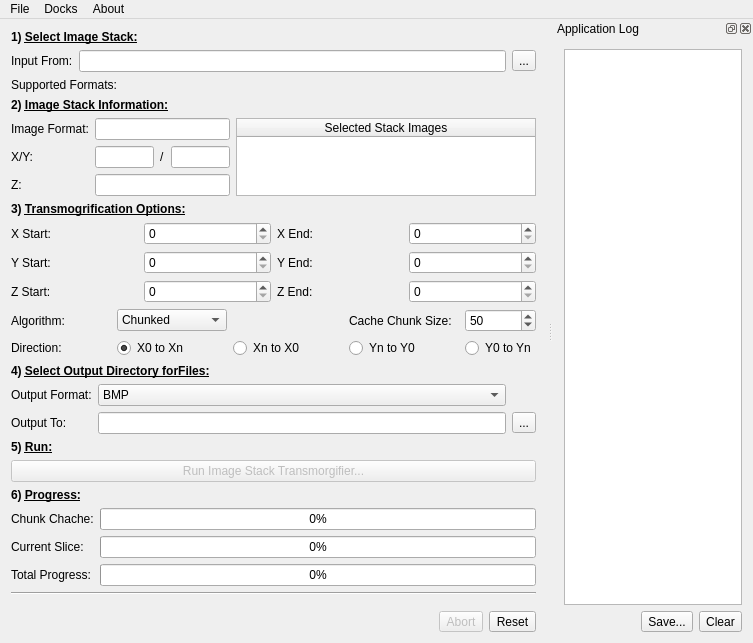
First picture: the form in Source/mainwindow.ui, repository alanspencer/ImageStackTransmogrifier, before the edit.
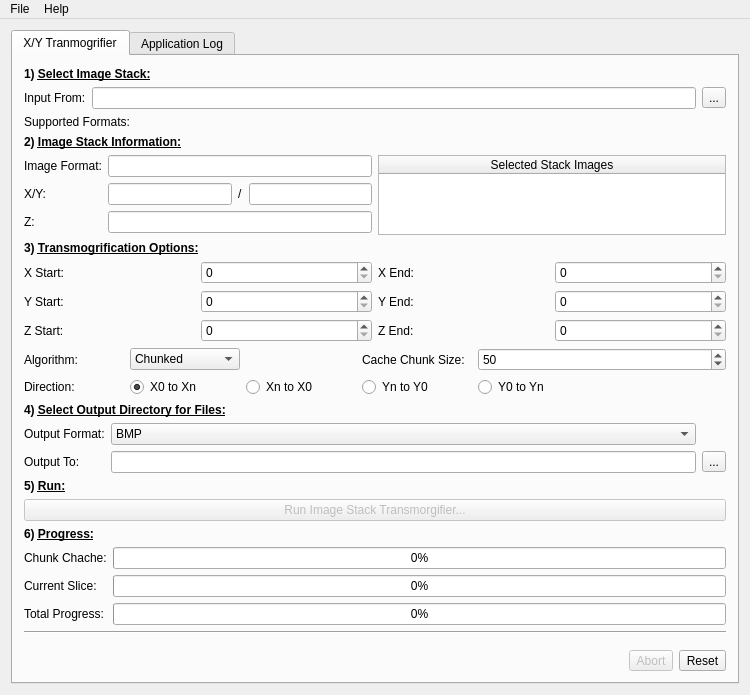
Second picture: the form after the edit.

Commit message: Logger class now working

```diff
--- a/Source/mainwindow.ui
+++ b/Source/mainwindow.ui
@@ -7,7 +7,7 @@
     <x>0</x>
     <y>0</y>
     <width>750</width>
-    <height>640</height>
+    <height>676</height>
    </rect>
   </property>
   <property name="windowTitle">
@@ -16,6 +16,16 @@
   <widget class="QWidget" name="centralWidget">
    <layout class="QVBoxLayout" name="verticalLayout">
     <item>
+     <widget class="QTabWidget" name="applicationTabs">
+      <property name="currentIndex">
+       <number>0</number>
+      </property>
+      <widget class="QWidget" name="xYTransmogrifierTab">
+       <attribute name="title">
+        <string>X/Y Tranmogrifier</string>
+       </attribute>
+       <layout class="QVBoxLayout" name="verticalLayout_4">
+        <item>
      <widget class="QLabel" name="label_6">
       <property name="text">
        <string>&lt;html&gt;&lt;head/&gt;&lt;body&gt;&lt;p&gt;&lt;span style=&quot; font-weight:600;&quot;&gt;1) &lt;/span&gt;&lt;span style=&quot; font-weight:600; text-decoration: underline;&quot;&gt;Select Image Stack:&lt;/span&gt;&lt;/p&gt;&lt;/body&gt;&lt;/html&gt;</string>
@@ -364,7 +374,7 @@
     <item>
      <widget class="QLabel" name="label_11">
       <property name="text">
-       <string>&lt;html&gt;&lt;head/&gt;&lt;body&gt;&lt;p&gt;&lt;span style=&quot; font-weight:600;&quot;&gt;4) &lt;/span&gt;&lt;span style=&quot; font-weight:600; text-decoration: underline;&quot;&gt;Select Output Directory for&lt;/span&gt;&lt;span style=&quot; font-weight:600; font-style:italic; text-decoration: underline;&quot;/&gt;&lt;span style=&quot; font-weight:600; text-decoration: underline;&quot;&gt;Files:&lt;/span&gt;&lt;/p&gt;&lt;/body&gt;&lt;/html&gt;</string>
+           <string>&lt;html&gt;&lt;head/&gt;&lt;body&gt;&lt;p&gt;&lt;span style=&quot; font-weight:600;&quot;&gt;4) &lt;/span&gt;&lt;span style=&quot; font-weight:600; text-decoration: underline;&quot;&gt;Select Output Directory for Files:&lt;/span&gt;&lt;/p&gt;&lt;/body&gt;&lt;/html&gt;</string>
       </property>
      </widget>
     </item>
@@ -580,24 +590,11 @@
     </item>
    </layout>
   </widget>
-  <widget class="QDockWidget" name="logDockWidget">
-   <property name="enabled">
-    <bool>true</bool>
-   </property>
-   <property name="minimumSize">
-    <size>
-     <width>200</width>
-     <height>148</height>
-    </size>
-   </property>
-   <property name="windowTitle">
+      <widget class="QWidget" name="applicationLogTab">
+       <attribute name="title">
     <string>Application Log</string>
-   </property>
-   <attribute name="dockWidgetArea">
-    <number>2</number>
-   </attribute>
-   <widget class="QWidget" name="dockWidgetContents">
-    <layout class="QVBoxLayout" name="verticalLayout_2">
+       </attribute>
+       <layout class="QVBoxLayout" name="verticalLayout_3">
      <item>
       <widget class="QTextBrowser" name="logBrowser"/>
      </item>
@@ -638,6 +635,9 @@
     </layout>
    </widget>
   </widget>
+    </item>
+   </layout>
+  </widget>
   <widget class="QMenuBar" name="menuBar">
    <property name="geometry">
     <rect>
@@ -653,20 +653,14 @@
     </property>
     <addaction name="actionClose"/>
    </widget>
-   <widget class="QMenu" name="menuDocks">
+   <widget class="QMenu" name="menuHelp">
     <property name="title">
-     <string>Docks</string>
+     <string>Help</string>
     </property>
-    <addaction name="actionApplicationLogShow"/>
-   </widget>
-   <widget class="QMenu" name="menuAbout">
-    <property name="title">
-     <string>About</string>
-    </property>
+    <addaction name="actionAbout"/>
    </widget>
    <addaction name="menuFile"/>
-   <addaction name="menuDocks"/>
-   <addaction name="menuAbout"/>
+   <addaction name="menuHelp"/>
   </widget>
   <action name="actionClose">
    <property name="text">
```
Left out of the diff: 44 changed lines with no effect on the pictures. Lines whose indentation alone changed are shown as unchanged. The commit also changes 10 other files.
